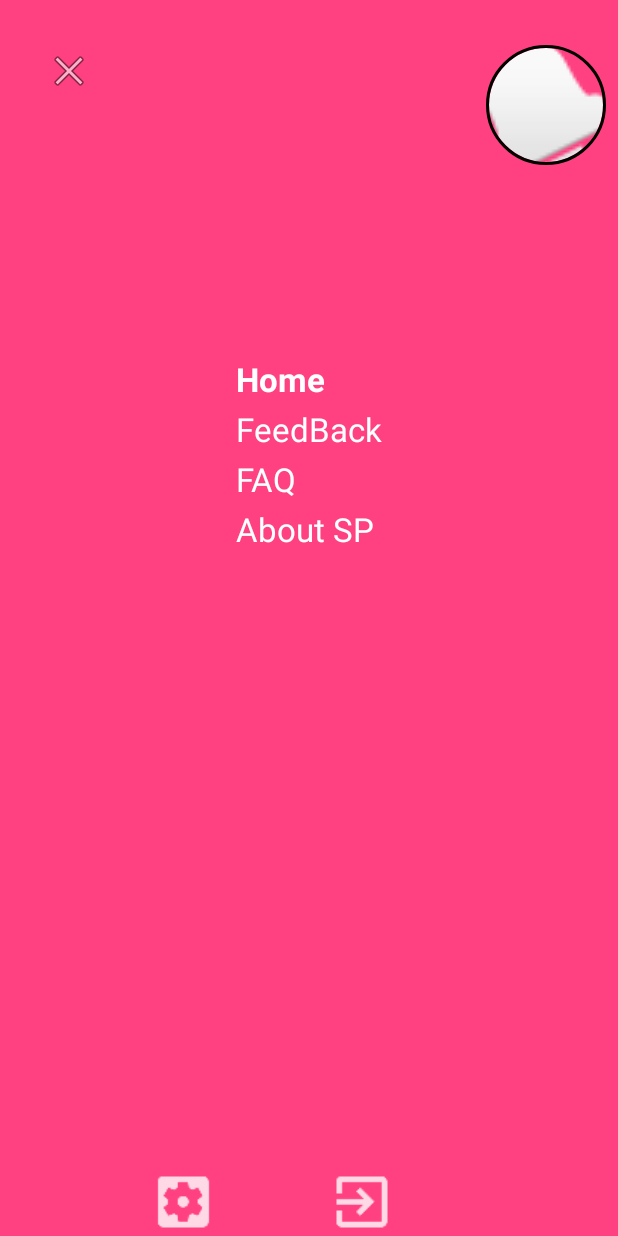
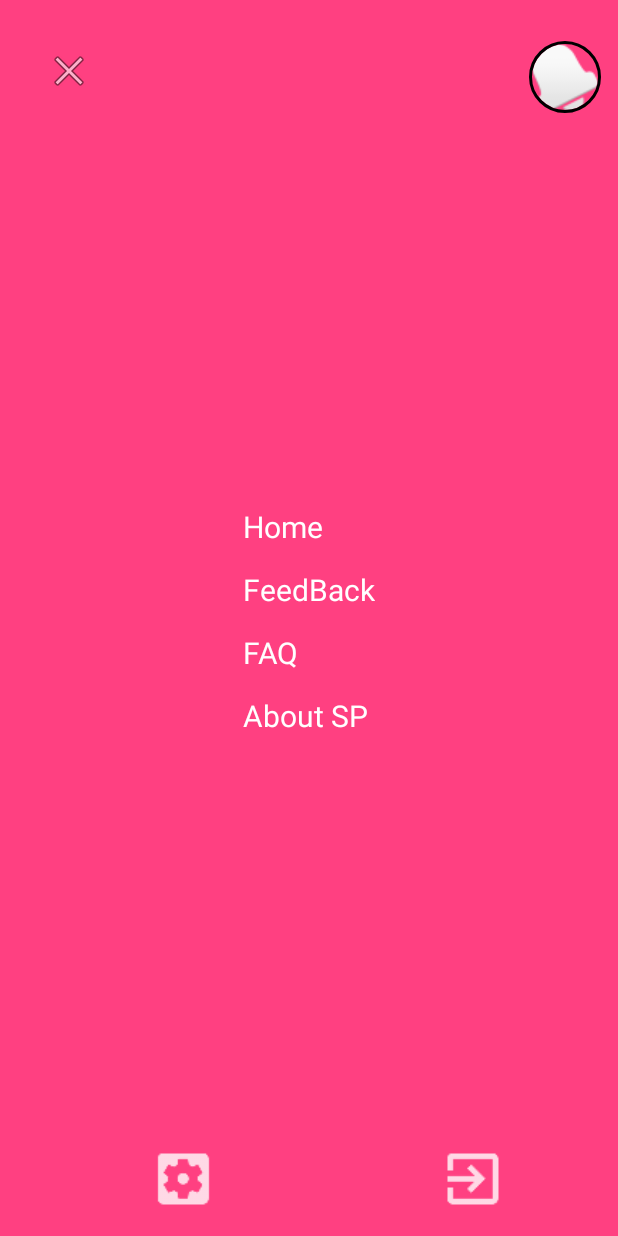
Before and after one commit to viveksamele08/SamplePOC, an Android app: the screen it shows after launch (MainActivity), with the side drawer open, on a phone screen of 412 x 824 dp. Run offline under Robolectric (Android 15) with nearby library versions, the phone set to English and light mode, and no system bars; our stand-ins replace CircleImageView; 1 statement that could not run was skipped.

Commit message:
added super fuctionality

```diff
--- a/app/src/main/AndroidManifest.xml
+++ b/app/src/main/AndroidManifest.xml
@@ -1,6 +1,8 @@
 <?xml version="1.0" encoding="utf-8"?>
 <manifest xmlns:android="http://schemas.android.com/apk/res/android"
     package="geeksforandroidgeeks.com.spapp">
+
+    <uses-permission android:name="android.permission.INTERNET" />
 
     <application
         android:allowBackup="true"
@@ -27,6 +29,10 @@
                 android:name="android.support.PARENT_ACTIVITY"
                 android:value="geeksforandroidgeeks.com.spapp.MainActivity" />
         </activity>
+        <activity
+            android:name=".CCCWebView"
+            android:label="@string/title_activity_cccweb_view"
+            android:theme="@style/AppTheme.NoActionBar"></activity>
     </application>
 
 </manifest>
--- a/app/src/main/java/geeksforandroidgeeks/com/spapp/MainActivity.java
+++ b/app/src/main/java/geeksforandroidgeeks/com/spapp/MainActivity.java
@@ -1,5 +1,6 @@
 package geeksforandroidgeeks.com.spapp;
 
+import android.graphics.Typeface;
 import android.os.Bundle;
 import android.support.annotation.NonNull;
 import android.support.design.widget.BottomNavigationView;
@@ -14,12 +15,15 @@ import android.support.v7.app.AppCompatActivity;
 import android.support.v7.widget.Toolbar;
 import android.view.Menu;
 import android.view.MenuItem;
+import android.widget.ImageView;
 import android.widget.TextView;
 
 public class MainActivity extends AppCompatActivity
-        implements NavigationView.OnNavigationItemSelectedListener {
+        implements NavigationView.OnNavigationItemSelectedListener ,View.OnClickListener{
 
-    private TextView mTextMessage;
+    private TextView mTextMessage, home, feedback, faq, aboutSp;
+    private ImageView close;
+    private DrawerLayout drawer;
 
     private BottomNavigationView.OnNavigationItemSelectedListener mOnNavigationItemSelectedListener
             = new BottomNavigationView.OnNavigationItemSelectedListener() {
@@ -51,9 +55,22 @@ public class MainActivity extends AppCompatActivity
         setSupportActionBar(toolbar);
 
 
+        drawer = (DrawerLayout) findViewById(R.id.drawer_layout);
         mTextMessage = (TextView) findViewById(R.id.message);
+        home = (TextView) findViewById(R.id.home);
+        faq = (TextView) findViewById(R.id.faq);
+        feedback = (TextView) findViewById(R.id.feedback);
+        aboutSp = (TextView) findViewById(R.id.aboutSP);
+
+        home.setOnClickListener(this);
+        faq.setOnClickListener(this);
+        feedback.setOnClickListener(this);
+        aboutSp.setOnClickListener(this);
+
         BottomNavigationView navigation = (BottomNavigationView) findViewById(R.id.navigation);
         navigation.setOnNavigationItemSelectedListener(mOnNavigationItemSelectedListener);
+
+        close = (ImageView) findViewById(R.id.close);
 
         FloatingActionButton fab = (FloatingActionButton) findViewById(R.id.fab);
         fab.setOnClickListener(new View.OnClickListener() {
@@ -64,7 +81,6 @@ public class MainActivity extends AppCompatActivity
             }
         });
 
-        DrawerLayout drawer = (DrawerLayout) findViewById(R.id.drawer_layout);
         ActionBarDrawerToggle toggle = new ActionBarDrawerToggle(
                 this, drawer, toolbar, R.string.navigation_drawer_open, R.string.navigation_drawer_close);
         drawer.setDrawerListener(toggle);
@@ -72,11 +88,21 @@ public class MainActivity extends AppCompatActivity
 
         NavigationView navigationView = (NavigationView) findViewById(R.id.nav_view);
         navigationView.setNavigationItemSelectedListener(this);
+
+        close.setOnClickListener(new View.OnClickListener() {
+            @Override
+            public void onClick(View view) {
+                if (drawer.isDrawerOpen(GravityCompat.START)) {
+                    drawer.closeDrawer(GravityCompat.START);
+                }
+            }
+        });
+
+        getSupportFragmentManager().beginTransaction().add(R.id.content, new HomeFragment(),"Home").addToBackStack(null).commit();
     }
 
     @Override
     public void onBackPressed() {
-        DrawerLayout drawer = (DrawerLayout) findViewById(R.id.drawer_layout);
         if (drawer.isDrawerOpen(GravityCompat.START)) {
             drawer.closeDrawer(GravityCompat.START);
         } else {
@@ -130,4 +156,29 @@ public class MainActivity extends AppCompatActivity
         drawer.closeDrawer(GravityCompat.START);
         return true;
     }
+
+    @Override
+    public void onClick(View view) {
+        if (view.getId() == R.id.home) {
+            home.setTypeface(null, Typeface.BOLD);
+            feedback.setTypeface(null, Typeface.NORMAL);
+            faq.setTypeface(null, Typeface.NORMAL);
+            aboutSp.setTypeface(null, Typeface.NORMAL);
+        } else if (view.getId() == R.id.feedback) {
+            home.setTypeface(null, Typeface.NORMAL);
+            feedback.setTypeface(null, Typeface.BOLD);
+            faq.setTypeface(null, Typeface.NORMAL);
+            aboutSp.setTypeface(null, Typeface.NORMAL);
+        } else if (view.getId() == R.id.faq) {
+            home.setTypeface(null, Typeface.NORMAL);
+            feedback.setTypeface(null, Typeface.NORMAL);
+            faq.setTypeface(null, Typeface.BOLD);
+            aboutSp.setTypeface(null, Typeface.NORMAL);
+        } else if (view.getId() == R.id.aboutSP) {
+            home.setTypeface(null, Typeface.NORMAL);
+            feedback.setTypeface(null, Typeface.NORMAL);
+            faq.setTypeface(null, Typeface.NORMAL);
+            aboutSp.setTypeface(null, Typeface.BOLD);
+        }
+    }
 }
--- a/app/src/main/res/layout/layout.xml
+++ b/app/src/main/res/layout/layout.xml
@@ -6,6 +6,7 @@
     android:background="@color/colorAccent">
 
     <ImageView
+        android:id="@+id/close"
         android:layout_width="wrap_content"
         android:layout_height="wrap_content"
         android:layout_alignParentLeft="true"
@@ -15,28 +16,27 @@
         android:layout_marginStart="26dp"
         android:layout_marginTop="27dp"
         android:padding="4dp"
-        android:src="@android:drawable/ic_menu_close_clear_cancel"
-        android:id="@+id/imageView2" />
+        android:src="@android:drawable/ic_menu_close_clear_cancel" />
 
     <de.hdodenhof.circleimageview.CircleImageView
         android:id="@+id/profile_image"
-        android:layout_width="96dp"
-        android:layout_height="96dp"
-        android:layout_marginTop="14dp"
-        android:layout_alignParentEnd="true"
-        android:layout_alignParentRight="true"
-        android:paddingTop="@dimen/nav_header_vertical_spacing"
+        android:layout_width="48dp"
+        android:layout_height="48dp"
+        android:layout_marginEnd="11dp"
+        android:layout_marginRight="11dp"
         android:src="@android:drawable/ic_popup_reminder"
         app:civ_border_color="#FF000000"
-        app:civ_border_width="2dp" />
+        app:civ_border_width="2dp"
+        android:layout_alignTop="@+id/close"
+        android:layout_alignParentRight="true"
+        android:layout_alignParentEnd="true" />
 
 
     <LinearLayout
         android:layout_width="wrap_content"
         android:layout_height="wrap_content"
-        android:layout_below="@+id/profile_image"
         android:layout_centerHorizontal="true"
-        android:layout_marginTop="26dp"
+        android:layout_centerVertical="true"
         android:orientation="vertical">
 
 
@@ -46,10 +46,10 @@
             android:layout_height="wrap_content"
             android:layout_below="@+id/profile_image"
             android:layout_centerHorizontal="true"
-            android:layout_marginTop="102dp"
-            android:textStyle="bold"
             android:text="Home"
-            android:textAppearance="@android:style/TextAppearance.DeviceDefault.Large.Inverse"
+            android:textSize="20sp"
+            android:paddingTop="10dp"
+            android:paddingBottom="5dp"
             android:textColor="@android:color/white" />
 
         <TextView
@@ -57,11 +57,12 @@
             android:layout_width="match_parent"
             android:layout_height="wrap_content"
             android:layout_below="@+id/profile_image"
+            android:paddingTop="5dp"
+            android:paddingBottom="5dp"
             android:layout_centerHorizontal="true"
             android:layout_marginTop="4dp"
             android:text="FeedBack"
-            android:textAppearance="@android:style/TextAppearance.DeviceDefault.Large.Inverse"
-
+            android:textSize="20sp"
             android:textColor="@android:color/white" />
 
         <TextView
@@ -72,8 +73,9 @@
             android:layout_centerHorizontal="true"
             android:layout_marginTop="4dp"
             android:text="FAQ"
-            android:textAppearance="@android:style/TextAppearance.DeviceDefault.Large.Inverse"
-
+            android:paddingTop="5dp"
+            android:paddingBottom="5dp"
+            android:textSize="20sp"
             android:textColor="@android:color/white" />
 
         <TextView
@@ -84,7 +86,9 @@
             android:layout_centerHorizontal="true"
             android:layout_marginTop="4dp"
             android:text="About SP"
-            android:textAppearance="@android:style/TextAppearance.DeviceDefault.Large.Inverse"
+            android:textSize="20sp"
+            android:paddingTop="5dp"
+            android:paddingBottom="5dp"
             android:textColor="@android:color/white" />
 
     </LinearLayout>
@@ -92,21 +96,25 @@
     <LinearLayout
         android:layout_width="match_parent"
         android:layout_height="wrap_content"
-        android:weightSum="1"
+        android:layout_alignLeft="@+id/close"
         android:layout_alignParentBottom="true"
-        android:layout_alignLeft="@+id/imageView2"
-        android:layout_alignStart="@+id/imageView2">
+        android:layout_marginBottom="15dp"
+        android:layout_alignStart="@+id/close"
+        android:weightSum="1">
+
         <ImageView
-            android:layout_width="45dp"
+            android:id="@+id/settings"
+            android:layout_width="0dp"
             android:layout_height="45dp"
-            android:src="@drawable/ic_action_setting"
             android:layout_weight=".5"
-            />
+            android:src="@drawable/ic_action_setting" />
+
         <ImageView
-            android:layout_width="45dp"
+            android:id="@+id/sign_in"
+            android:layout_width="0dp"
             android:layout_height="45dp"
-            android:src="@drawable/ic_action_logout"
-            />
+            android:layout_weight=".5"
+            android:src="@drawable/ic_action_logout" />
 
     </LinearLayout>
 
--- a/app/src/main/res/values/strings.xml
+++ b/app/src/main/res/values/strings.xml
@@ -9,4 +9,8 @@
     <string name="title_home">Home</string>
     <string name="title_dashboard">Dashboard</string>
     <string name="title_notifications">Notifications</string>
+
+    <!-- TODO: Remove or change this placeholder text -->
+    <string name="hello_blank_fragment">Hello blank fragment</string>
+    <string name="title_activity_cccweb_view">CCCWebView</string>
 </resources>
```
Also changed, not shown: app/src/main/res/layout/app_bar_main.xml (+20 -12 lines), app/src/main/res/layout/content_main.xml (+1 -11 lines).
